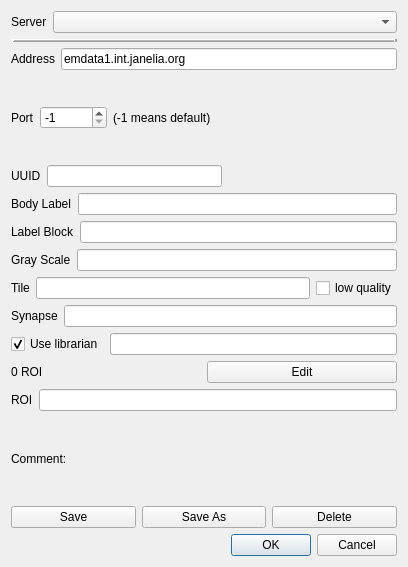
This is neurolabi/gui/dialogs/zdviddialog.ui in janelia-flyem/NeuTu as Qt 5 draws it before an edit. The edited form follows.
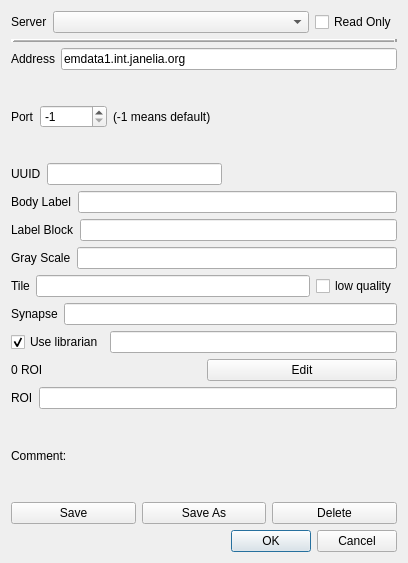
This is the edited form.

```diff
--- a/neurolabi/gui/dialogs/zdviddialog.ui
+++ b/neurolabi/gui/dialogs/zdviddialog.ui
@@ -7,7 +7,7 @@
     <x>0</x>
     <y>0</y>
     <width>408</width>
-    <height>567</height>
+    <height>563</height>
    </rect>
   </property>
   <property name="sizePolicy">
@@ -39,6 +39,13 @@
        </property>
       </widget>
      </item>
+     <item>
+      <widget class="QCheckBox" name="readOnlyCheckBox">
+       <property name="text">
+        <string>Read Only</string>
+       </property>
+      </widget>
+     </item>
     </layout>
    </item>
    <item>
```
